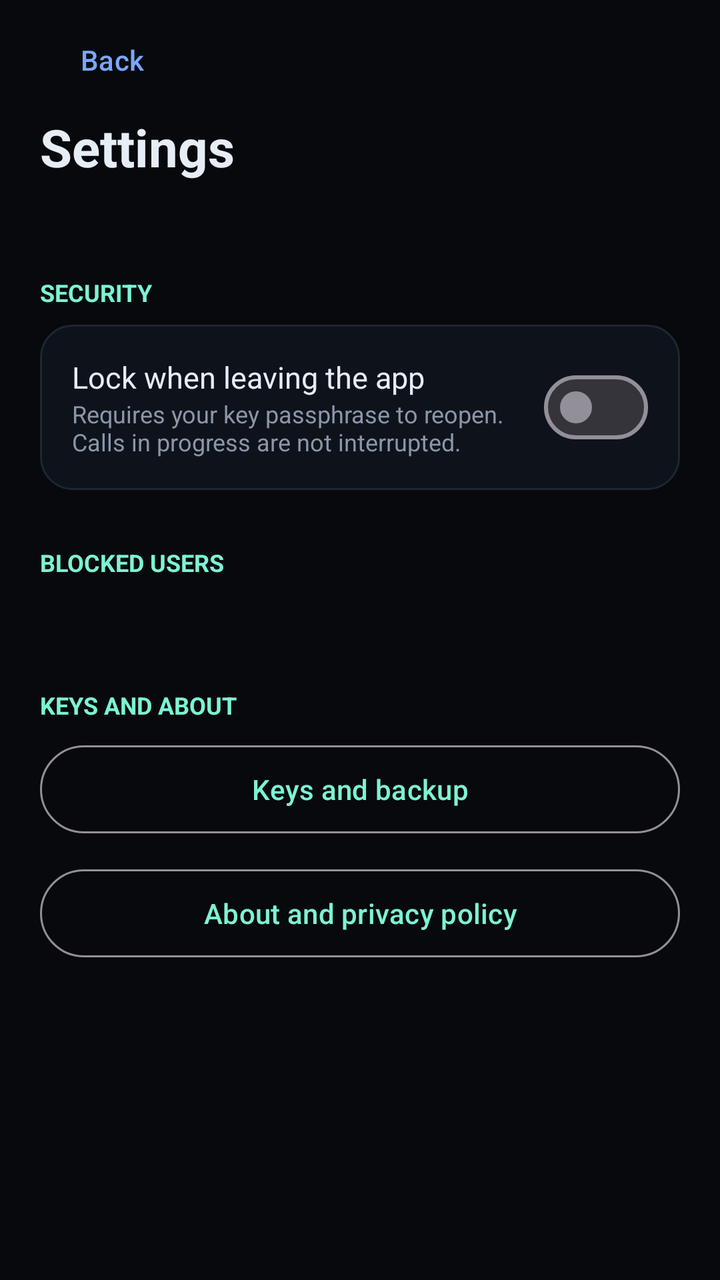
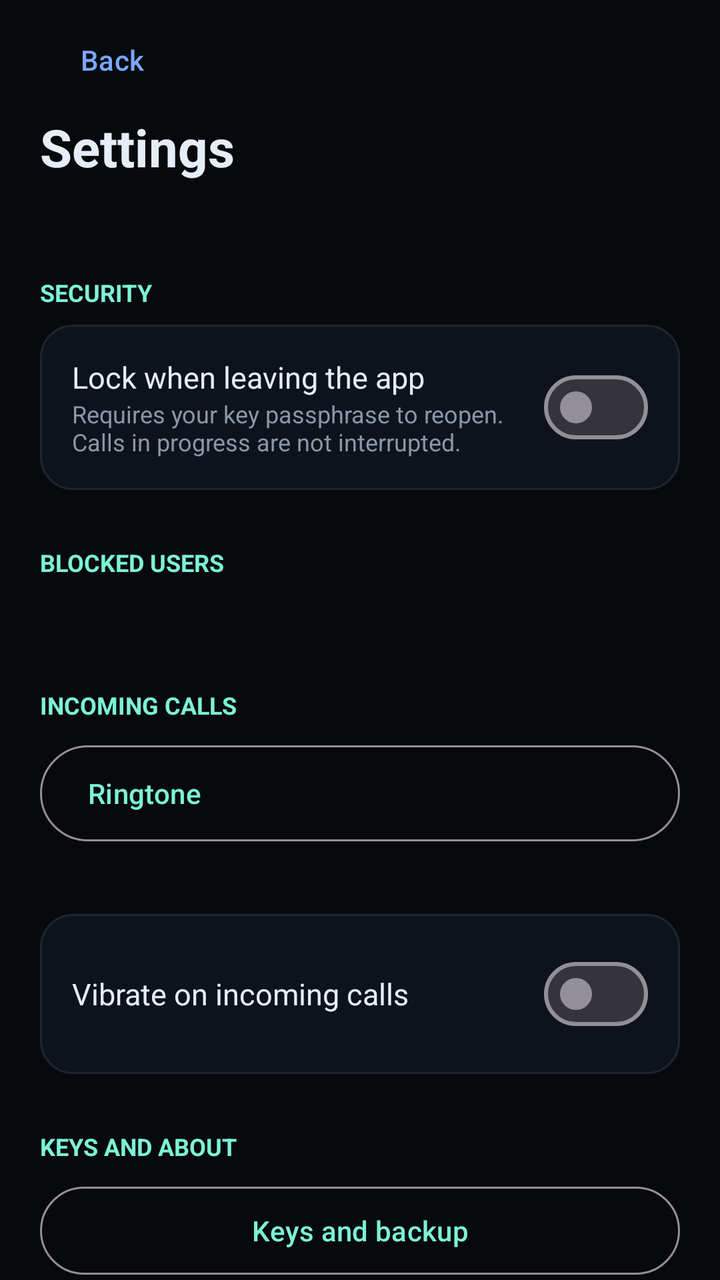

Compare the two renders of this Android layout. The source of the first and the diff that turns it into the second are given below.
<!-- AndroidManifest.xml: application theme Theme.Sigil -->
<!-- res/layout/activity_settings.xml -->
<?xml version="1.0" encoding="utf-8"?>
<LinearLayout xmlns:android="http://schemas.android.com/apk/res/android"
    xmlns:app="http://schemas.android.com/apk/res-auto"
    android:layout_width="match_parent"
    android:layout_height="match_parent"
    android:background="@color/bg"
    android:orientation="vertical">

    <LinearLayout
        android:layout_width="match_parent"
        android:layout_height="wrap_content"
        android:gravity="center_vertical"
        android:orientation="horizontal"
        android:paddingStart="12dp"
        android:paddingEnd="20dp"
        android:paddingTop="8dp"
        android:paddingBottom="4dp">

        <com.google.android.material.button.MaterialButton
            android:id="@+id/back"
            style="@style/Widget.Material3.Button.TextButton"
            android:layout_width="wrap_content"
            android:layout_height="44dp"
            android:text="Back"
            android:textAllCaps="false"
            android:textColor="@color/blue" />
    </LinearLayout>

    <ScrollView
        android:layout_width="match_parent"
        android:layout_height="0dp"
        android:layout_weight="1"
        android:overScrollMode="never"
        android:scrollbars="none">

        <LinearLayout
            android:layout_width="match_parent"
            android:layout_height="wrap_content"
            android:orientation="vertical"
            android:paddingStart="20dp"
            android:paddingEnd="20dp"
            android:paddingBottom="24dp">

            <TextView
                android:layout_width="wrap_content"
                android:layout_height="wrap_content"
                android:text="Settings"
                android:textColor="@color/text"
                android:textSize="26sp"
                android:textStyle="bold" />

            <TextView
                android:id="@+id/username"
                android:layout_width="wrap_content"
                android:layout_height="wrap_content"
                android:layout_marginTop="4dp"
                android:textColor="@color/muted"
                android:textSize="14sp" />

            <TextView
                android:layout_width="wrap_content"
                android:layout_height="wrap_content"
                android:layout_marginTop="24dp"
                android:text="SECURITY"
                android:textColor="@color/teal"
                android:textSize="12sp"
                android:textStyle="bold" />

            <LinearLayout
                android:layout_width="match_parent"
                android:layout_height="wrap_content"
                android:layout_marginTop="8dp"
                android:background="@drawable/bg_card"
                android:gravity="center_vertical"
                android:orientation="horizontal"
                android:padding="16dp">

                <LinearLayout
                    android:layout_width="0dp"
                    android:layout_height="wrap_content"
                    android:layout_weight="1"
                    android:orientation="vertical">

                    <TextView
                        android:layout_width="wrap_content"
                        android:layout_height="wrap_content"
                        android:text="Lock when leaving the app"
                        android:textColor="@color/text"
                        android:textSize="15sp" />

                    <TextView
                        android:layout_width="wrap_content"
                        android:layout_height="wrap_content"
                        android:text="Requires your key passphrase to reopen. Calls in progress are not interrupted."
                        android:textColor="@color/muted"
                        android:textSize="12sp" />
                </LinearLayout>

                <com.google.android.material.materialswitch.MaterialSwitch
                    android:id="@+id/autoLock"
                    android:layout_width="wrap_content"
                    android:layout_height="wrap_content" />
            </LinearLayout>

            <TextView
                android:layout_width="wrap_content"
                android:layout_height="wrap_content"
                android:layout_marginTop="28dp"
                android:text="BLOCKED USERS"
                android:textColor="@color/teal"
                android:textSize="12sp"
                android:textStyle="bold" />

            <TextView
                android:id="@+id/blockedEmpty"
                android:layout_width="wrap_content"
                android:layout_height="wrap_content"
                android:layout_marginTop="8dp"
                android:textColor="@color/muted"
                android:textSize="14sp" />

            <LinearLayout
                android:id="@+id/blockedList"
                android:layout_width="match_parent"
                android:layout_height="wrap_content"
                android:orientation="vertical" />

            <TextView
                android:layout_width="wrap_content"
                android:layout_height="wrap_content"
                android:layout_marginTop="28dp"
                android:text="KEYS AND ABOUT"
                android:textColor="@color/teal"
                android:textSize="12sp"
                android:textStyle="bold" />

            <com.google.android.material.button.MaterialButton
                android:id="@+id/keysBtn"
                style="@style/Widget.Material3.Button.OutlinedButton"
                android:layout_width="match_parent"
                android:layout_height="52dp"
                android:layout_marginTop="8dp"
                android:text="Keys and backup"
                android:textAllCaps="false" />

            <com.google.android.material.button.MaterialButton
                android:id="@+id/aboutBtn"
                style="@style/Widget.Material3.Button.OutlinedButton"
                android:layout_width="match_parent"
                android:layout_height="52dp"
                android:layout_marginTop="10dp"
                android:text="About and privacy policy"
                android:textAllCaps="false" />
        </LinearLayout>
    </ScrollView>
</LinearLayout>
<!-- resources referenced by this layout -->
<resources>
  <color name="bg">#FF07090D</color>
  <color name="blue">#FF7AA7FF</color>
  <color name="muted">#FF8A97A8</color>
  <color name="teal">#FF7CF3D4</color>
  <color name="text">#FFE6EDF6</color>
  <!-- drawable bg_card (drawable) -->
  <?xml version="1.0" encoding="utf-8"?>
  <shape xmlns:android="http://schemas.android.com/apk/res/android" android:shape="rectangle">
      <solid android:color="@color/panel" />
      <stroke android:width="1dp" android:color="@color/line" />
      <corners android:radius="16dp" />
  </shape>
  <style name="Theme.Sigil" parent="Theme.Material3.Dark.NoActionBar">
          <item name="colorPrimary">@color/teal</item>
          <item name="colorOnPrimary">@color/ink</item>
          <item name="colorSecondary">@color/blue</item>
          <item name="colorOnSecondary">@color/ink</item>
          <item name="colorSurface">@color/panel</item>
          <item name="colorOnSurface">@color/text</item>
          <item name="android:colorBackground">@color/bg</item>
          <item name="android:windowBackground">@color/bg</item>
          <item name="android:statusBarColor">@color/bg</item>
          <item name="android:navigationBarColor">@color/bg</item>
          <item name="android:windowLightStatusBar">false</item>
      </style>
  <color name="panel">#FF0E131B</color>
  <color name="line">#FF1D2633</color>
  <color name="ink">#FF04201A</color>
</resources>

<!-- the commit's change to res/layout/activity_settings.xml (unified diff, before → after) -->
@@ -129,6 +129,58 @@
                 android:layout_width="wrap_content"
                 android:layout_height="wrap_content"
                 android:layout_marginTop="28dp"
+                android:text="INCOMING CALLS"
+                android:textColor="@color/teal"
+                android:textSize="12sp"
+                android:textStyle="bold" />
+
+            <com.google.android.material.button.MaterialButton
+                android:id="@+id/ringtoneBtn"
+                style="@style/Widget.Material3.Button.OutlinedButton"
+                android:layout_width="match_parent"
+                android:layout_height="wrap_content"
+                android:layout_marginTop="8dp"
+                android:gravity="start|center_vertical"
+                android:minHeight="56dp"
+                android:text="Ringtone"
+                android:textAllCaps="false" />
+
+            <TextView
+                android:id="@+id/ringtoneLabel"
+                android:layout_width="wrap_content"
+                android:layout_height="wrap_content"
+                android:layout_marginTop="4dp"
+                android:layout_marginStart="4dp"
+                android:textColor="@color/muted"
+                android:textSize="12sp" />
+
+            <LinearLayout
+                android:layout_width="match_parent"
+                android:layout_height="wrap_content"
+                android:layout_marginTop="12dp"
+                android:background="@drawable/bg_card"
+                android:gravity="center_vertical"
+                android:orientation="horizontal"
+                android:padding="16dp">
+
+                <TextView
+                    android:layout_width="0dp"
+                    android:layout_height="wrap_content"
+                    android:layout_weight="1"
+                    android:text="Vibrate on incoming calls"
+                    android:textColor="@color/text"
+                    android:textSize="15sp" />
+
+                <com.google.android.material.materialswitch.MaterialSwitch
+                    android:id="@+id/vibrateSwitch"
+                    android:layout_width="wrap_content"
+                    android:layout_height="wrap_content" />
+            </LinearLayout>
+
+            <TextView
+                android:layout_width="wrap_content"
+                android:layout_height="wrap_content"
+                android:layout_marginTop="28dp"
                 android:text="KEYS AND ABOUT"
                 android:textColor="@color/teal"
                 android:textSize="12sp"
